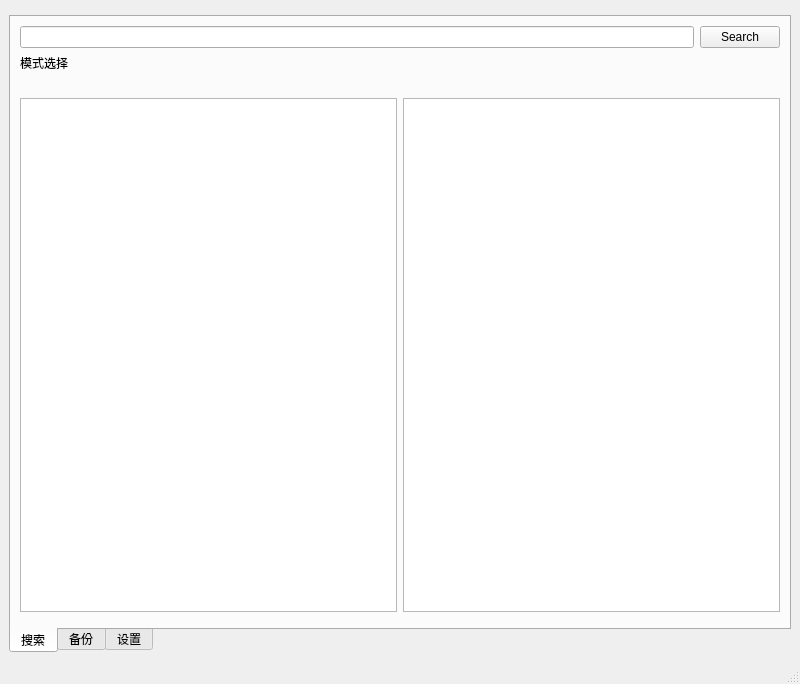
This is src/mainwindow.ui in creeper12356/jcourse_local as Qt 5 draws it before an edit. The edited form follows.
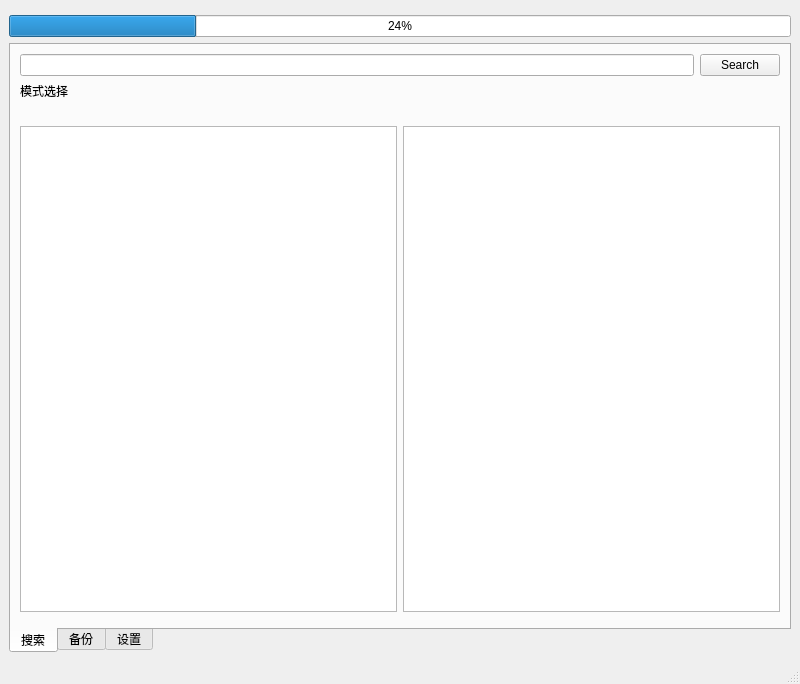
This is the edited form. Custom widgets are drawn as their Qt base class.

Commit message: 加载时显示进度条

```diff
--- a/src/mainwindow.ui
+++ b/src/mainwindow.ui
@@ -14,7 +14,7 @@
    <string>jCourse Client</string>
   </property>
   <widget class="QWidget" name="centralwidget">
-   <layout class="QVBoxLayout" name="verticalLayout_2" stretch="0,0">
+   <layout class="QVBoxLayout" name="verticalLayout_2" stretch="0,0,0">
     <item>
      <layout class="QHBoxLayout" name="top_layout">
       <item>
@@ -35,6 +35,13 @@
       </item>
      </layout>
     </item>
+    <item>
+     <widget class="QProgressBar" name="progressbar">
+      <property name="value">
+       <number>24</number>
+      </property>
+     </widget>
+    </item>
     <item>
      <widget class="QTabWidget" name="tab_widget">
       <property name="tabPosition">
```
The commit also changes 1 other file.
